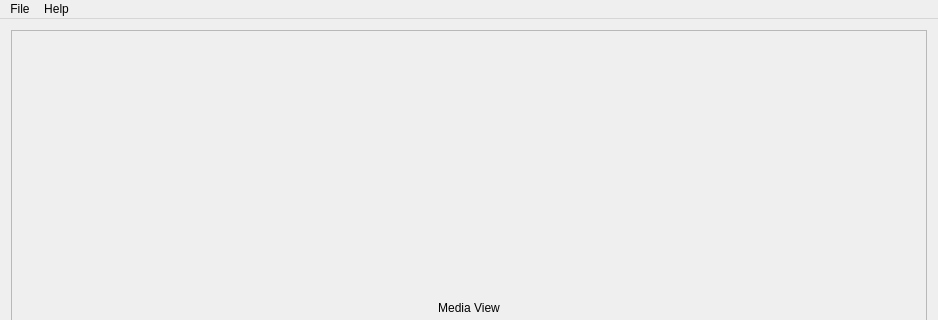
happycube/ld-decode, file tools/ld-combine/mainwindow.ui: the form before one commit; both pictures show x 0 to 938 and y 0 to 320 of the 938 by 764 pixel window.
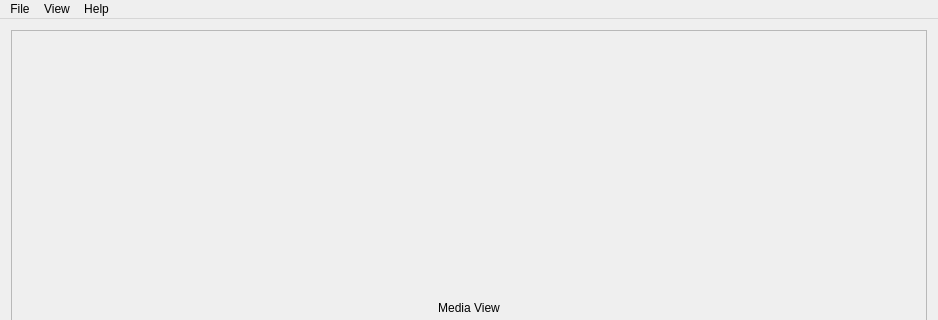
The form after the commit. Icons and pictures are not drawn.

The edit to the form file:
```diff
--- a/tools/ld-combine/mainwindow.ui
+++ b/tools/ld-combine/mainwindow.ui
@@ -198,7 +198,14 @@
     </property>
     <addaction name="actionAbout_ld_combine"/>
    </widget>
+   <widget class="QMenu" name="menuView">
+    <property name="title">
+     <string>View</string>
+    </property>
+    <addaction name="actionSource_report"/>
+   </widget>
    <addaction name="menuFile"/>
+   <addaction name="menuView"/>
    <addaction name="menuHelp"/>
   </widget>
   <widget class="QStatusBar" name="statusBar"/>
```
Left out of the diff: 5 changed lines with no effect on the pictures.
